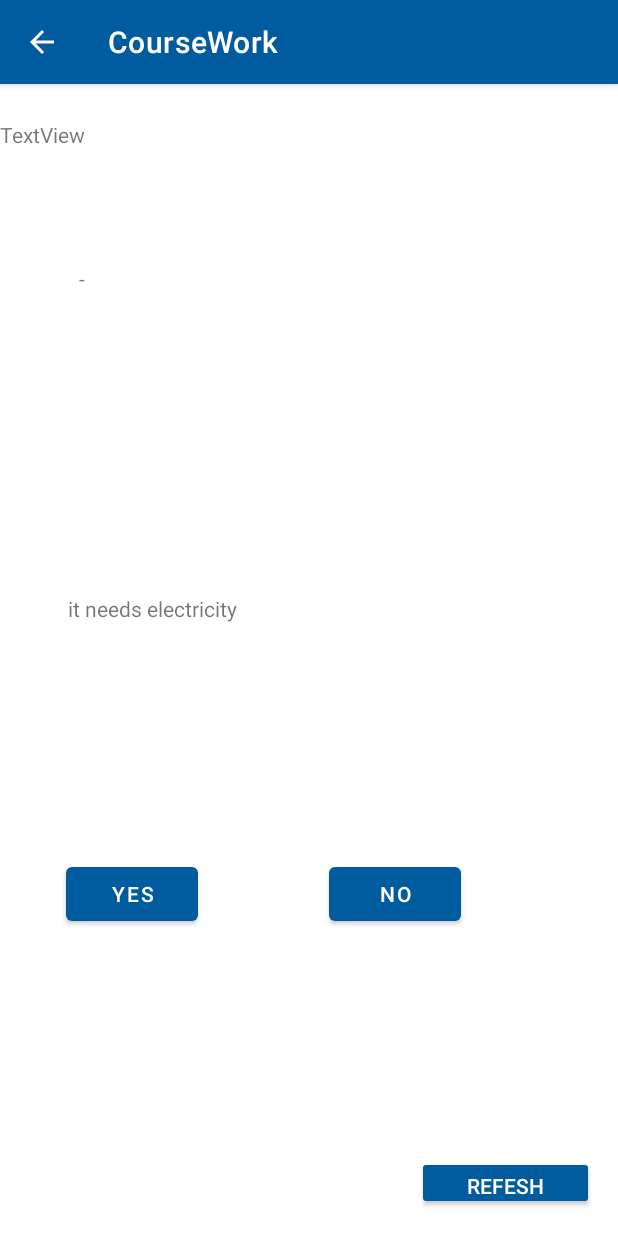
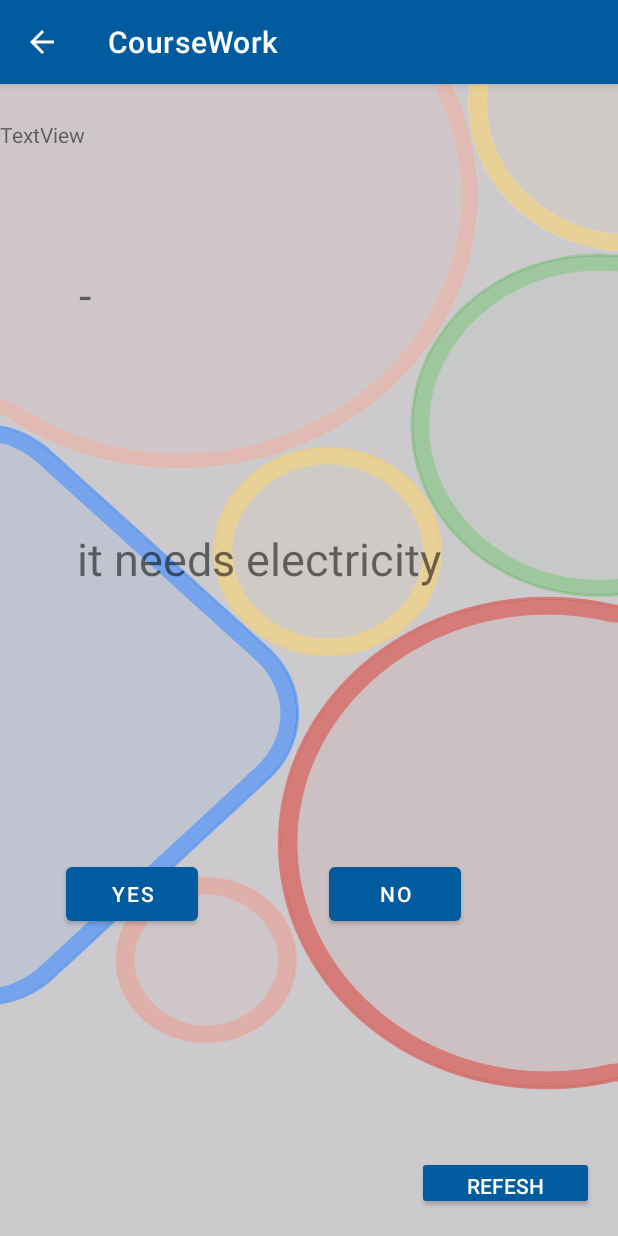
Before and after one commit to AltTheo/Android_PAPL, an Android app: the screen it shows after launch (MainActivity), on a phone screen of 412 x 824 dp. Run offline under Robolectric (Android 15) with nearby library versions, the phone set to English and light mode, and no system bars; Roboto replaces fonts that are not available here.

Commit message:
inital commit

```diff
--- a/app/src/main/res/layout/activity_main.xml
+++ b/app/src/main/res/layout/activity_main.xml
@@ -4,16 +4,18 @@
     xmlns:tools="http://schemas.android.com/tools"
     android:layout_width="match_parent"
     android:layout_height="match_parent"
+    android:background="@drawable/pixel2"
     tools:context=".MainActivity">
 
     <TextView
         android:id="@+id/textID2"
-        android:layout_width="320dp"
-        android:layout_height="94dp"
-        android:layout_marginTop="124dp"
+        android:layout_width="308dp"
+        android:layout_height="133dp"
+        android:layout_marginTop="80dp"
         android:text="Questions will show here"
+        android:textSize="30sp"
         app:layout_constraintEnd_toEndOf="parent"
-        app:layout_constraintHorizontal_bias="0.494"
+        app:layout_constraintHorizontal_bias="0.495"
         app:layout_constraintStart_toStartOf="parent"
         app:layout_constraintTop_toBottomOf="@+id/textID" />
 
@@ -23,6 +25,7 @@
         android:layout_height="96dp"
         android:layout_marginTop="120dp"
         android:text="Descriptions wil show here"
+        android:textSize="30sp"
         app:layout_constraintEnd_toEndOf="parent"
         app:layout_constraintHorizontal_bias="0.496"
         app:layout_constraintStart_toStartOf="parent"
--- a/app/src/main/res/values/strings.xml
+++ b/app/src/main/res/values/strings.xml
@@ -3,4 +3,6 @@
     <string name="textview">TextView</string>
     <string name="no">No</string>
     <string name="yes">Yes</string>
+    <string name="enter_name_here">Enter name here</string>
+    <string name="proceed_to_questions">Proceed to questions</string>
 </resources>
```
Also changed, not shown: app/src/main/res/layout/activity_welcome_screen.xml (+6 -2 lines), app/src/main/res/drawable-v24/pixel1.png (added), app/src/main/res/drawable-v24/pixel2.png (added), app/src/main/res/drawable-v24/pixel3.png (added), app/src/main/res/drawable-v24/pixel4.webp (added).
